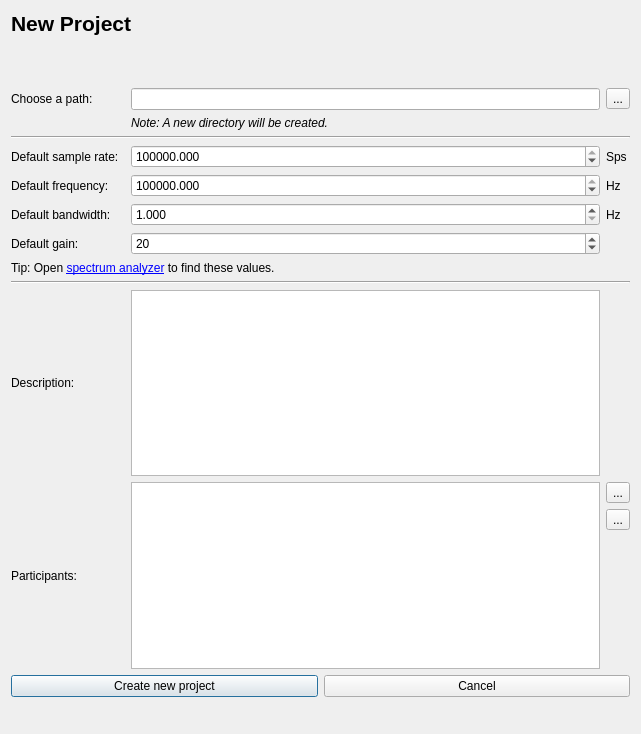
Qt form ui/project.ui (jopohl/urh) before a commit.
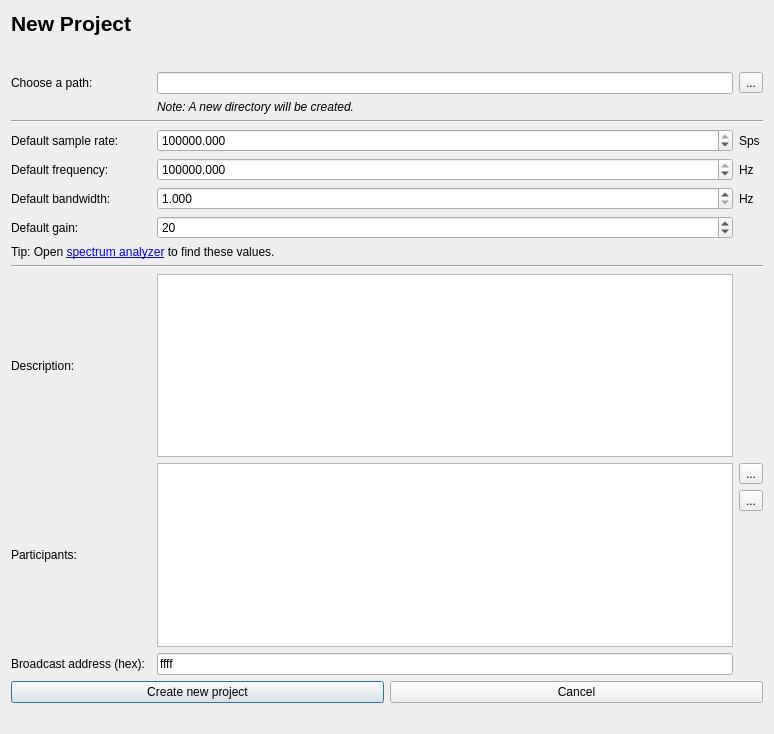
The same form after that commit. Icons and pictures are not drawn. Custom widgets are drawn as their Qt base class.

Patch:
```diff
--- a/ui/project.ui
+++ b/ui/project.ui
@@ -6,7 +6,7 @@
    <rect>
     <x>0</x>
     <y>0</y>
-    <width>641</width>
+    <width>774</width>
     <height>734</height>
    </rect>
   </property>
@@ -40,16 +40,32 @@
      <property name="orientation">
       <enum>Qt::Vertical</enum>
      </property>
+     <property name="sizeType">
+      <enum>QSizePolicy::Fixed</enum>
+     </property>
      <property name="sizeHint" stdset="0">
       <size>
        <width>17</width>
-       <height>37</height>
+       <height>10</height>
       </size>
      </property>
     </spacer>
    </item>
    <item>
     <layout class="QGridLayout" name="gridLayout">
+     <item row="14" column="3">
+      <widget class="QLineEdit" name="lineEditBroadcastAddress">
+       <property name="toolTip">
+        <string>&lt;html&gt;&lt;head/&gt;&lt;body&gt;&lt;p&gt;Enter the broadcast address of your protocol in &lt;span style=&quot; font-weight:600;&quot;&gt;hex&lt;/span&gt;. If you do not know what to enter here, just leave the default.&lt;/p&gt;&lt;/body&gt;&lt;/html&gt;</string>
+       </property>
+       <property name="inputMask">
+        <string/>
+       </property>
+       <property name="text">
+        <string>ffff</string>
+       </property>
+      </widget>
+     </item>
      <item row="10" column="0" colspan="2">
       <widget class="QLabel" name="label_8">
        <property name="text">
@@ -302,6 +318,13 @@
        </attribute>
       </widget>
      </item>
+     <item row="14" column="0" colspan="2">
+      <widget class="QLabel" name="label_4">
+       <property name="text">
+        <string>Broadcast address (hex):</string>
+       </property>
+      </widget>
+     </item>
     </layout>
    </item>
    <item>
```
Left out of the diff: 6 changed lines with no effect on the pictures.
